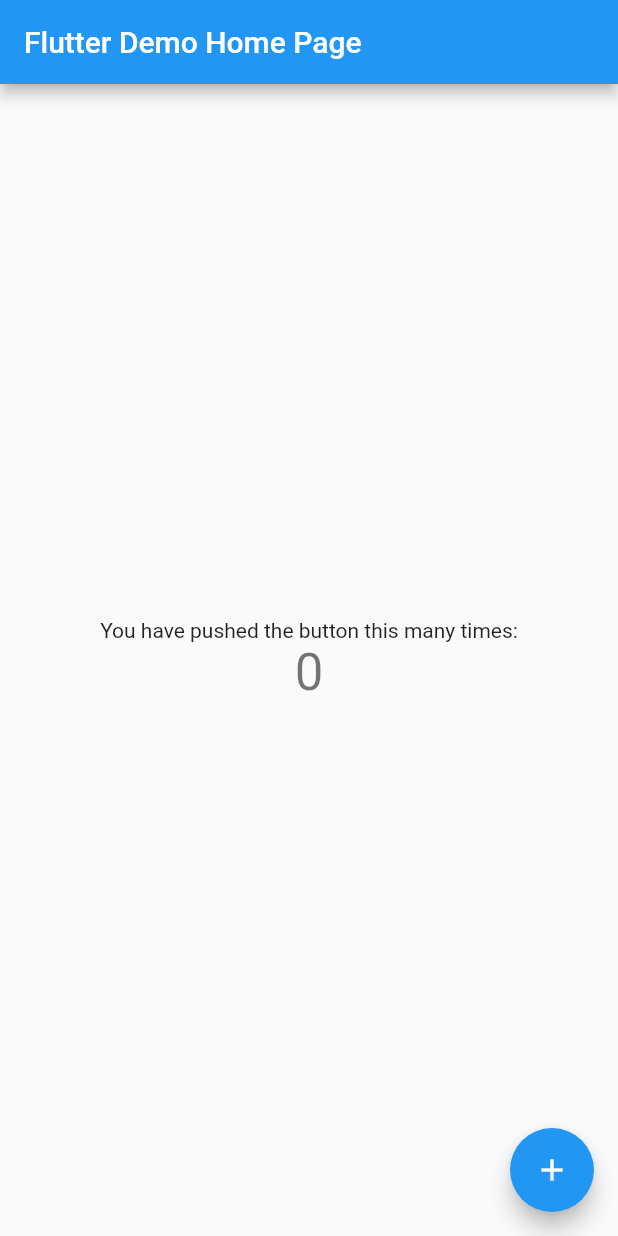
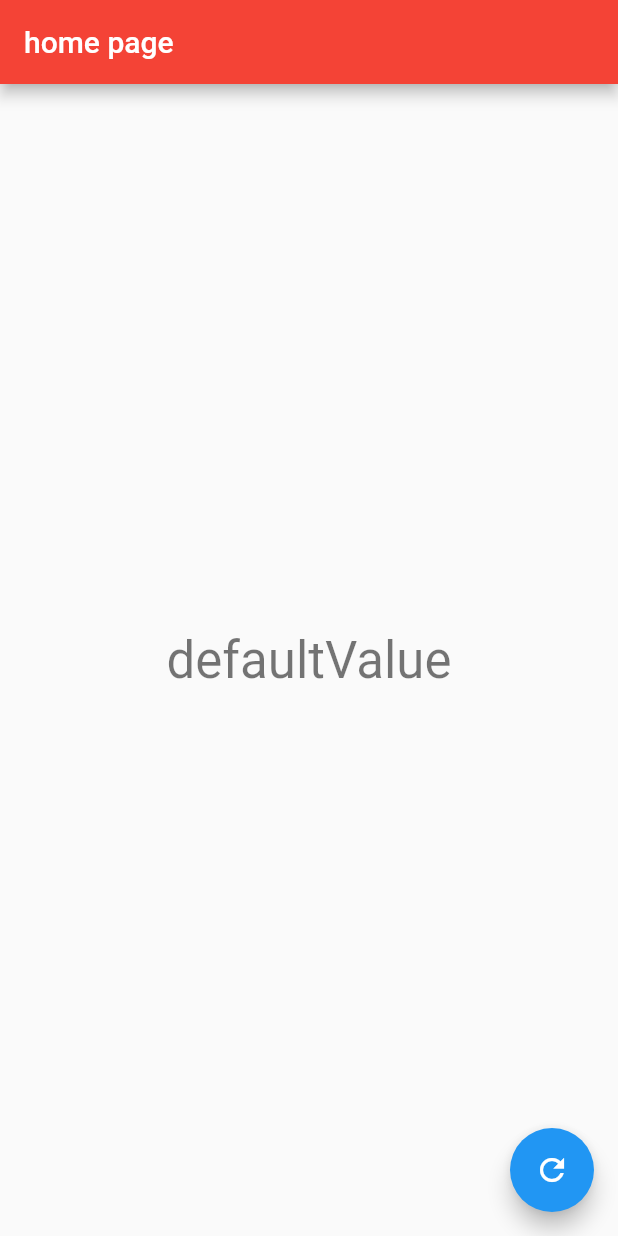
Before and after one commit to goncalves-nogueira/Firebase-Push-Notification, a Flutter app: the screen it shows after launch, on a phone screen of 412 x 824 dp. Run offline on Flutter 3.47's test engine with Material 2 defaults, Android fonts, the phone set to English and light mode, and no system bars; our stand-ins replace firebase_core, firebase_messaging, firebase_remote_config, flutter_local_notifications; accounts and stored records are empty.

Commit message:
feat(ANI-101): completed project

```diff
--- a/lib/main.dart
+++ b/lib/main.dart
@@ -1,6 +1,23 @@
+import 'package:firebase_core/firebase_core.dart';
 import 'package:flutter/material.dart';
 
-void main() {
+import 'firebase_messaging/custom_firebase_messaging.dart';
+import 'remote_config/custom_morete_config.dart';
+import 'remote_config/custom_visible_rc_widget.dart';
+
+final GlobalKey<NavigatorState> navigatorKey = GlobalKey<NavigatorState>();
+
+void main() async {
+  WidgetsFlutterBinding.ensureInitialized();
+
+  await Firebase.initializeApp();
+
+  await CustomRemoteConfig().initialize();
+
+  await CustomFirebaseMessaging().inicialize(
+    callback: () => CustomRemoteConfig().forceFetch(),
+  );
+
   runApp(const MyApp());
 }
 
@@ -11,10 +28,20 @@ class MyApp extends StatelessWidget {
   Widget build(BuildContext context) {
     return MaterialApp(
       title: 'Flutter Demo',
-      theme: ThemeData(
-        primarySwatch: Colors.blue,
+      navigatorKey: navigatorKey,
+      theme: ThemeData(primarySwatch: Colors.blue),
+      initialRoute: '/home',
+      routes: {
+        '/home': (_) => const MyHomePage(title: 'home page'),
+        '/virtual': (_) => Scaffold(
+              appBar: AppBar(),
+              body: const SizedBox.expand(
+                child: Center(
+                  child: Text('Virtual Page'),
                 ),
-      home: const MyHomePage(title: 'Flutter Demo Home Page'),
+              ),
+            )
+      },
     );
   }
 }
@@ -29,38 +56,56 @@ class MyHomePage extends StatefulWidget {
 }
 
 class _MyHomePageState extends State<MyHomePage> {
-  int _counter = 0;
+  bool _isLoading = false;
 
-  void _incrementCounter() {
-    setState(() {
-      _counter++;
-    });
+  void _incrementCounter() async {
+    setState(() => _isLoading = true);
+    await CustomRemoteConfig().forceFetch();
+    setState(() => _isLoading = false);
   }
 
   @override
   Widget build(BuildContext context) {
     return Scaffold(
       appBar: AppBar(
+        backgroundColor: CustomRemoteConfig().getValueOrDefault(
+          key: 'isActiveBlue',
+          defaultValue: false,
+        )
+            ? Colors.blue
+            : Colors.red,
         title: Text(widget.title),
       ),
-      body: Center(
+      body: _isLoading
+          ? const Center(child: CircularProgressIndicator())
+          : Center(
               child: Column(
                 mainAxisAlignment: MainAxisAlignment.center,
                 children: <Widget>[
-            const Text(
-              'You have pushed the button this many times:',
-            ),
                   Text(
-              '$_counter',
+                    CustomRemoteConfig()
+                        .getValueOrDefault(
+                          key: 'novaString',
+                          defaultValue: 'defaultValue',
+                        )
+                        .toString(),
                     style: Theme.of(context).textTheme.headline4,
                   ),
+                  CustomVisibleRCWidget(
+                    rmKey: 'show_container',
+                    defaultValue: false,
+                    child: Container(
+                      color: Colors.blue,
+                      height: 100,
+                      width: 100,
+                    ),
+                  )
                 ],
               ),
             ),
       floatingActionButton: FloatingActionButton(
         onPressed: _incrementCounter,
-        tooltip: 'Increment',
-        child: const Icon(Icons.add),
+        child: const Icon(Icons.refresh),
       ),
     );
   }
--- /dev/null
+++ b/lib/remote_config/custom_morete_config.dart
@@ -0,0 +1,58 @@
+import 'package:firebase_remote_config/firebase_remote_config.dart';
+import 'package:flutter/services.dart';
+
+class CustomRemoteConfig {
+  late FirebaseRemoteConfig _firebaseRemoteConfig;
+
+  CustomRemoteConfig._internal();
+  static final CustomRemoteConfig _singleton = CustomRemoteConfig._internal();
+  factory CustomRemoteConfig() => _singleton;
+
+  Future<void> initialize() async {
+    _firebaseRemoteConfig = FirebaseRemoteConfig.instance;
+    await _firebaseRemoteConfig.setConfigSettings(
+      RemoteConfigSettings(
+        fetchTimeout: const Duration(seconds: 10),
+        minimumFetchInterval: const Duration(hours: 1),
+      ),
+    );
+  }
+
+  Future<void> forceFetch() async {
+    try {
+      await _firebaseRemoteConfig.setConfigSettings(
+        RemoteConfigSettings(
+          fetchTimeout: const Duration(seconds: 10),
+          minimumFetchInterval: Duration.zero,
+        ),
+      );
+      await _firebaseRemoteConfig.fetchAndActivate();
+    } on PlatformException catch (exception) {
+      throw (exception.toString());
+    } catch (exception) {
+      throw ('Erro ao buscar os dados remotamente');
+    }
+  }
+
+  getValueOrDefault({
+    required String key,
+    required dynamic defaultValue,
+  }) {
+    switch (defaultValue.runtimeType) {
+      case String:
+        var value = _firebaseRemoteConfig.getString(key);
+        return value != '' ? value : defaultValue;
+      case int:
+        var value = _firebaseRemoteConfig.getInt(key);
+        return value != 0 ? value : defaultValue;
+      case bool:
+        var value = _firebaseRemoteConfig.getBool(key);
+        return value != false ? value : defaultValue;
+      case double:
+        var value = _firebaseRemoteConfig.getDouble(key);
+        return value != 0.0 ? value : defaultValue;
+      default:
+        return Exception('Implementation not found');
+    }
+  }
+}
```
Also changed, not shown: lib/firebase_messaging/custom_firebase_messaging.dart (added, +41 -0 lines), lib/firebase_messaging/custom_local_notification.dart (added, +65 -0 lines), lib/remote_config/custom_visible_rc_widget.dart (added, +27 -0 lines), pubspec.yaml (+4 -3 lines), pubspec.lock, 4 other files. Lines whose indentation alone changed are shown as unchanged.
